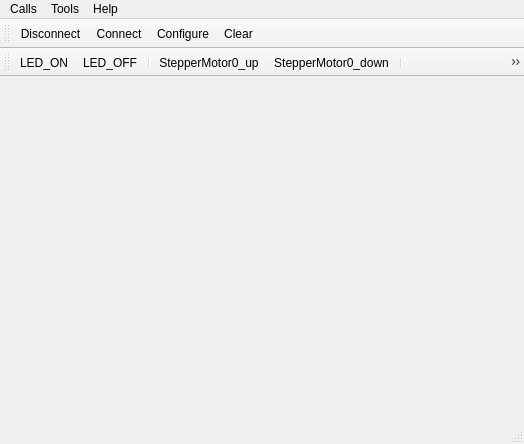
The window that mainwindow.ui (zhouscd/X100control) describes before a commit, drawn with Qt 5.
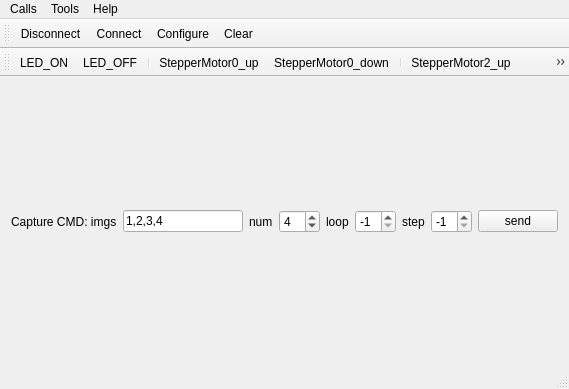
The same window after the commit. Icons and pictures are not drawn.

Patch:
```diff
--- a/mainwindow.ui
+++ b/mainwindow.ui
@@ -6,8 +6,8 @@
    <rect>
     <x>0</x>
     <y>0</y>
-    <width>524</width>
-    <height>444</height>
+    <width>569</width>
+    <height>389</height>
    </rect>
   </property>
   <property name="sizePolicy">
@@ -23,13 +23,91 @@
    <iconset resource="myresource.qrc">
     <normaloff>:/img/img/Rvbust.png</normaloff>:/img/img/Rvbust.png</iconset>
   </property>
-  <widget class="QWidget" name="centralWidget"/>
+  <widget class="QWidget" name="centralWidget">
+   <layout class="QGridLayout" name="gridLayout">
+    <item row="0" column="4">
+     <widget class="QLabel" name="loop">
+      <property name="text">
+       <string>loop</string>
+      </property>
+     </widget>
+    </item>
+    <item row="0" column="1">
+     <widget class="QLineEdit" name="imgs_Edit">
+      <property name="text">
+       <string>1,2,3,4</string>
+      </property>
+     </widget>
+    </item>
+    <item row="0" column="6">
+     <widget class="QLabel" name="step">
+      <property name="text">
+       <string>step</string>
+      </property>
+     </widget>
+    </item>
+    <item row="0" column="8">
+     <widget class="QPushButton" name="Capture_cmd">
+      <property name="text">
+       <string>send</string>
+      </property>
+     </widget>
+    </item>
+    <item row="0" column="2">
+     <widget class="QLabel" name="num">
+      <property name="text">
+       <string>num</string>
+      </property>
+     </widget>
+    </item>
+    <item row="0" column="5">
+     <widget class="QSpinBox" name="loop_spinBox">
+      <property name="minimum">
+       <number>-1</number>
+      </property>
+      <property name="value">
+       <number>-1</number>
+      </property>
+     </widget>
+    </item>
+    <item row="0" column="7">
+     <widget class="QSpinBox" name="step_spinBox">
+      <property name="minimum">
+       <number>-1</number>
+      </property>
+      <property name="value">
+       <number>-1</number>
+      </property>
+     </widget>
+    </item>
+    <item row="0" column="0">
+     <widget class="QLabel" name="imgs">
+      <property name="text">
+       <string>Capture CMD: imgs</string>
+      </property>
+     </widget>
+    </item>
+    <item row="0" column="3">
+     <widget class="QSpinBox" name="num_spinBox">
+      <property name="minimum">
+       <number>1</number>
+      </property>
+      <property name="value">
+       <number>4</number>
+      </property>
+     </widget>
+    </item>
+    <item row="1" column="0" colspan="9">
+     <layout class="QVBoxLayout" name="consoleLayout"/>
+    </item>
+   </layout>
+  </widget>
   <widget class="QMenuBar" name="menuBar">
    <property name="geometry">
     <rect>
      <x>0</x>
      <y>0</y>
-     <width>524</width>
+     <width>569</width>
      <height>23</height>
     </rect>
    </property>
```
